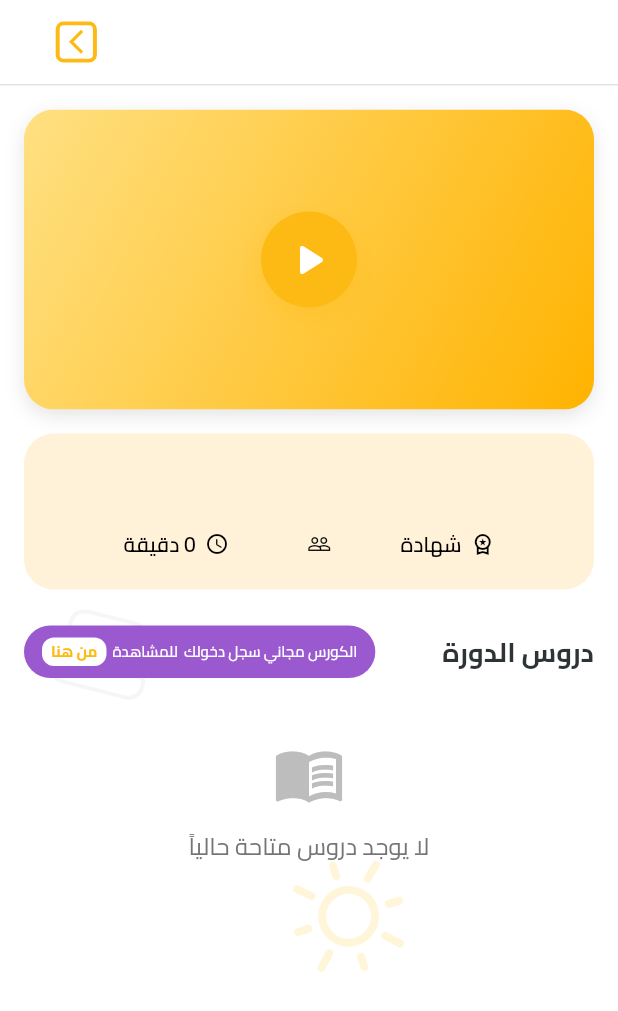
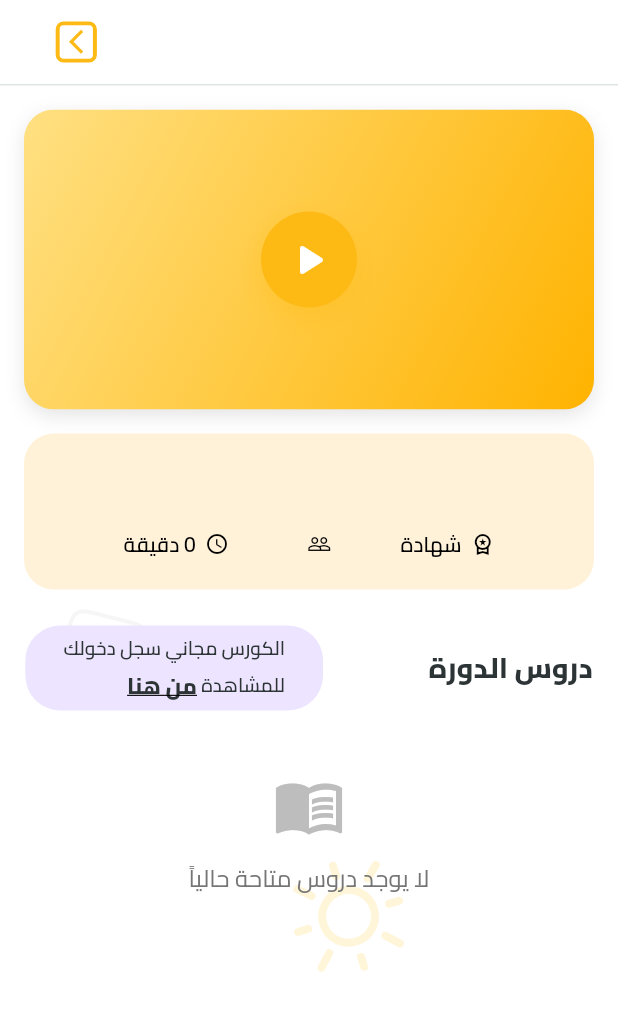
Before and after one commit to AlaaAyesh/LMSLearnify, a Flutter app: the CourseDetailsPage screen opened directly with empty values, on a phone screen of 412 x 824 dp. Shown: the top 1011 px of the screen. Run offline on Flutter 3.47's test engine with Material 3 defaults, Android fonts, the light colour scheme and no system bars; our stand-ins replace cached_network_image, dartz, dio, equatable, flutter_bloc, flutter_secure_storage and 8 more; missing offline and left inert: webview_flutter_android, webview_flutter_wkwebview; accounts and stored records are empty; network calls fail.

Commit message:
course details page ui

```diff
--- a/lib/features/home/presentation/pages/course_details_page.dart
+++ b/lib/features/home/presentation/pages/course_details_page.dart
@@ -5,6 +5,7 @@ import 'package:cached_network_image/cached_network_image.dart';
 import 'package:flutter_bloc/flutter_bloc.dart';
 import '../../../../core/di/injection_container.dart';
 import '../../../../core/theme/app_colors.dart';
+import '../../../../core/utils/responsive.dart';
 import '../../../../core/widgets/custom_app_bar.dart';
 import '../../../../core/widgets/custom_background.dart';
 import '../../../authentication/data/datasources/auth_local_datasource.dart';
@@ -453,21 +454,29 @@ class _CourseDetailsPageState extends State<CourseDetailsPage> {
 
   Widget _buildLessonsTitleSection(BuildContext context) {
     return Padding(
-      padding: const EdgeInsets.symmetric(horizontal: 16),
+      padding: Responsive.padding(
+        context,
+        horizontal: 16,
+      ),
       child: Row(
+        crossAxisAlignment: CrossAxisAlignment.center,
         children: [
           // Title
-          const Text(
+          Text(
             'دروس الدورة',
             style: TextStyle(
               fontFamily: 'Cairo',
-              fontSize: 18,
-              fontWeight: FontWeight.bold,
+              fontSize: Responsive.fontSize(context, 18),
+              fontWeight: FontWeight.w800,
               color: AppColors.textPrimary,
             ),
           ),
+
+          SizedBox(width: context.rs(8)),
+
           const Spacer(),
-          // Free course banner (show if free and user doesn't have access)
+
+          // Free course banner
           if (_isFreeCourse && !course.hasAccess)
             GestureDetector(
               onTap: () {
@@ -478,51 +487,60 @@ class _CourseDetailsPageState extends State<CourseDetailsPage> {
                 }
               },
               child: Container(
-                padding:
-                const EdgeInsets.symmetric(horizontal: 12, vertical: 8),
+                constraints: BoxConstraints(
+                  maxWidth: context.isTablet
+                      ? context.rw(260)
+                      : context.rw(210),
+                ),
+                padding: Responsive.padding(
+                  context,
+                  horizontal: 24,
+                  vertical: 6,
+                ),
                 decoration: BoxDecoration(
-                  color: const Color(0xFF9B59D0), // Light purple as in image
-                  borderRadius: BorderRadius.circular(20),
+                  color: const Color(0xFFEDE4FF),
+                  borderRadius: BorderRadius.circular(
+                    Responsive.radius(context, 22),
+                  ),
                 ),
-                child: Row(
-                  mainAxisSize: MainAxisSize.min,
+                child: Column(
+                  crossAxisAlignment: CrossAxisAlignment.start,
                   children: [
-                    const Text(
+                    Text(
                       'الكورس مجاني سجل دخولك',
+                      maxLines: 1,
+                      overflow: TextOverflow.ellipsis,
                       style: TextStyle(
                         fontFamily: 'Cairo',
-                        fontSize: 10,
-                        color: Colors.white,
-                        fontWeight: FontWeight.w500,
+                        fontSize: Responsive.fontSize(context, 12),
+                        fontWeight: FontWeight.w600,
+                        color: AppColors.textPrimary,
                       ),
                     ),
-                    const SizedBox(width: 4),
-                    const Text(
-                      'للمشاهدة',
-                      style: TextStyle(
-                        fontFamily: 'Cairo',
-                        fontSize: 10,
-                        color: Colors.white,
-                        fontWeight: FontWeight.w500,
-                      ),
-                    ),
-                    const SizedBox(width: 4),
-                    Container(
-                      padding: const EdgeInsets.symmetric(
-                          horizontal: 6, vertical: 2),
-                      decoration: BoxDecoration(
-                        color: Colors.white,
-                        borderRadius: BorderRadius.circular(8),
-                      ),
-                      child: const Text(
-                        'من هنا',
-                        style: TextStyle(
-                          fontFamily: 'Cairo',
-                          fontSize: 10,
-                          color: AppColors.primary,
-                          fontWeight: FontWeight.bold,
+                    SizedBox(height: context.rs(4)),
+                    Row(
+                      mainAxisSize: MainAxisSize.min,
+                      children: [
+                        Text(
+                          'للمشاهدة ',
+                          style: TextStyle(
+                            fontFamily: 'Cairo',
+                            fontSize: Responsive.fontSize(context, 12),
+                            fontWeight: FontWeight.w600,
+                            color: AppColors.textPrimary,
+                          ),
                         ),
-                      ),
+                        Text(
+                          'من هنا',
+                          style: TextStyle(
+                            fontFamily: 'Cairo',
+                            fontSize: Responsive.fontSize(context, 14),
+                            fontWeight: FontWeight.w800,
+                            color: AppColors.textPrimary,
+                            decoration: TextDecoration.underline,
+                          ),
+                        ),
+                      ],
                     ),
                   ],
                 ),
--- a/lib/features/home/presentation/pages/single_category_page.dart
+++ b/lib/features/home/presentation/pages/single_category_page.dart
@@ -4,6 +4,7 @@ import 'package:cached_network_image/cached_network_image.dart';
 import 'package:flutter_bloc/flutter_bloc.dart';
 import '../../../../core/di/injection_container.dart';
 import '../../../../core/theme/app_colors.dart';
+import '../../../../core/utils/responsive.dart';
 import '../../../../core/widgets/custom_app_bar.dart';
 import '../../../../core/widgets/custom_background.dart';
 import '../../domain/entities/category.dart';
@@ -223,16 +224,27 @@ class _CourseGridItem extends StatelessWidget {
                   // Coming Soon overlay
                   if (isComingSoon)
                     Container(
-                      color: Colors.black.withOpacity(0.5),
-                      child: const Center(
-                        child: Text(
-                          'قريباً',
-                          style: TextStyle(
-                            fontFamily: 'Cairo',
-                            fontSize: 14,
-                            fontWeight: FontWeight.bold,
-                            color: Colors.white,
-                          ),
+                      width: Responsive.width(context, 120),
+                      height: Responsive.width(context, 120),
+                      decoration: BoxDecoration(
+                        color: Colors.white.withOpacity(0.65),
+                        shape: BoxShape.circle,
+                      ),
+                      alignment: Alignment.center,
+                      child: Text(
+                        'قريبآ',
+                        style: TextStyle(
+                          fontFamily: 'Cairo',
+                          shadows: [
+                            Shadow(
+                              offset: const Offset(3, 3),
+                              blurRadius: 0,
+                              color: Colors.black.withOpacity(0.6),
+                            ),
+                          ],
+                          fontSize: Responsive.fontSize(context, 34),
+                          fontWeight: FontWeight.bold,
+                          color: AppColors.soonText,
                         ),
                       ),
                     ),
```
Also changed, not shown: pubspec.lock.
